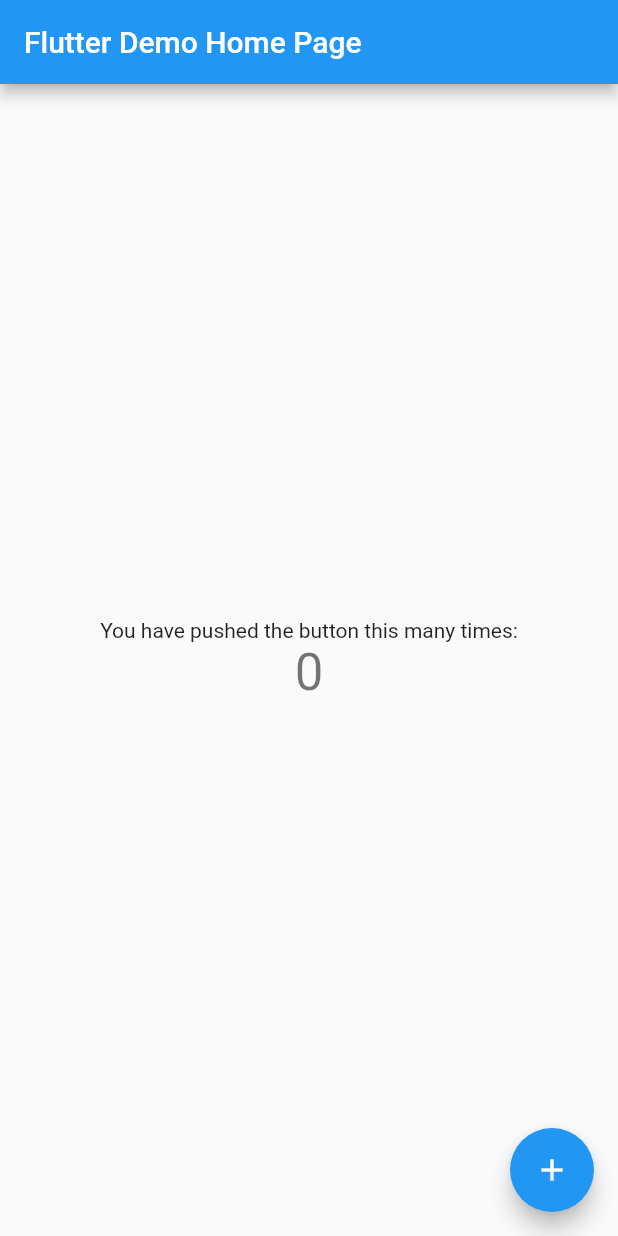
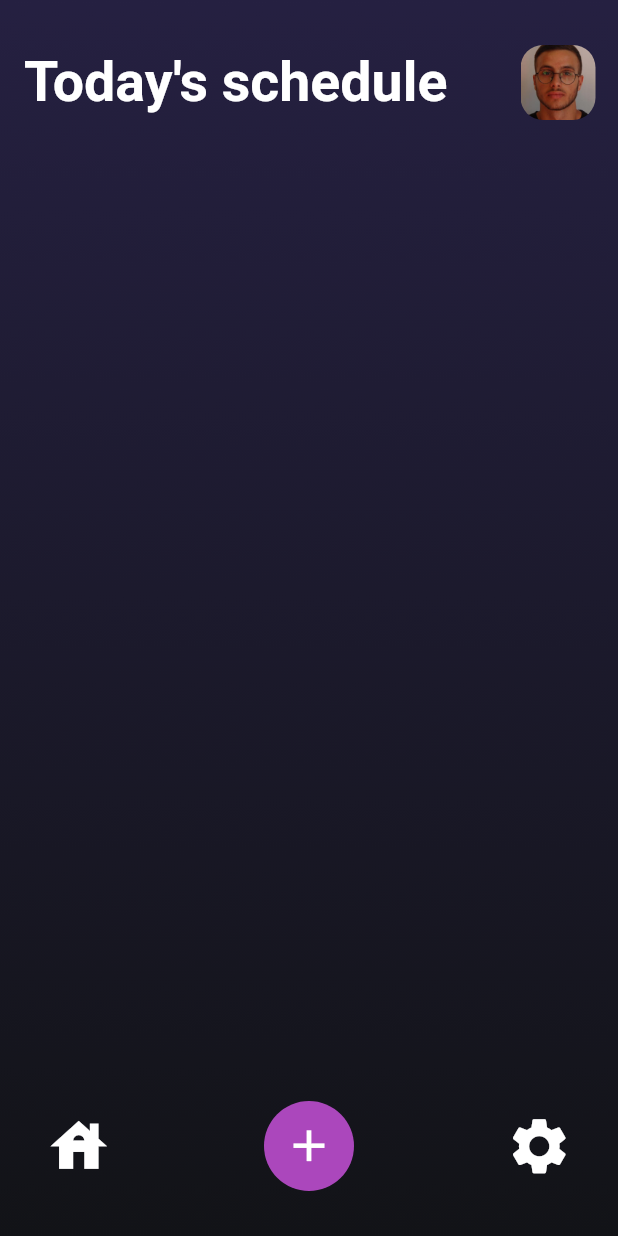
Before and after one commit to elios-cama/TodoListv2, a Flutter app: the screen it shows after launch, on a phone screen of 412 x 824 dp. Run offline on Flutter 3.47's test engine with Material 2 defaults, Android fonts, the phone set to English and light mode, and no system bars.

Commit message:
bottom and appbar

```diff
--- /dev/null
+++ b/lib/HomePage.dart
@@ -0,0 +1,69 @@
+import 'package:flutter/material.dart';
+
+class HomePage extends StatefulWidget {
+  HomePage({Key key}) : super(key: key);
+
+  @override
+  _HomePageState createState() => _HomePageState();
+}
+
+class _HomePageState extends State<HomePage> {
+  @override
+  Widget build(BuildContext context) {
+    return Container(
+      decoration: BoxDecoration(
+        image : DecorationImage(
+          image: AssetImage("lib/assets/gradient.png"),
+          fit: BoxFit.cover
+          )
+      ),
+      child: Scaffold(
+        backgroundColor: Colors.transparent,
+        appBar: AppBar(
+          actions: [
+            Padding(
+              padding: const EdgeInsets.only(top: 30, right: 15),
+              child: ClipRRect(
+
+                borderRadius: BorderRadius.circular(15.0),
+                child: Image.asset(
+                  'lib/assets/photomdb.jpg',
+                  height: 50,
+                  width: 50,
+                  fit: BoxFit.cover,
+                  ),
+
+              ),
+            )
+          ],
+          elevation: 0,
+          title: Padding(
+            padding: const EdgeInsets.only(top: 30),
+            child: Text("Today's schedule", style: TextStyle(fontSize: 37, fontWeight : FontWeight.bold, color : Colors.white)),
+          ),
+          backgroundColor: Colors.transparent,
+          toolbarHeight: 80,
+        ),
+        bottomNavigationBar: BottomAppBar(
+          elevation: 0,
+          color: Colors.transparent,
+          child: Padding(
+            padding: const EdgeInsets.all(30.0),
+            child: Row(
+              mainAxisAlignment: MainAxisAlignment.spaceBetween,
+              children : <Widget>[
+                Icon(Icons.house, color: Colors.white, size: 45,),
+                CircleAvatar(
+                  radius: 30,
+                  child: Icon(Icons.add, color: Colors.white,size: 35),
+                  backgroundColor: Colors.purple.shade400,
+                  ),
+                Icon(Icons.settings, color: Colors.white,size: 45)
+              ]
+            ),
+          )
+  ),
+      ),
+    );
+  }
+}
--- a/lib/main.dart
+++ b/lib/main.dart
@@ -1,117 +1,20 @@
 import 'package:flutter/material.dart';
+import 'HomePage.dart';
 
 void main() {
   runApp(MyApp());
 }
 
-class MyApp extends StatelessWidget {
-  // This widget is the root of your application.
+class MyApp extends StatefulWidget {
+
+  @override
+  _MyAppState createState() => _MyAppState();
+}
+
+class _MyAppState extends State<MyApp> {
   @override
   Widget build(BuildContext context) {
-    return MaterialApp(
-      title: 'Flutter Demo',
-      theme: ThemeData(
-        // This is the theme of your application.
-        //
-        // Try running your application with "flutter run". You'll see the
-        // application has a blue toolbar. Then, without quitting the app, try
-        // changing the primarySwatch below to Colors.green and then invoke
-        // "hot reload" (press "r" in the console where you ran "flutter run",
-        // or simply save your changes to "hot reload" in a Flutter IDE).
-        // Notice that the counter didn't reset back to zero; the application
-        // is not restarted.
-        primarySwatch: Colors.blue,
-        // This makes the visual density adapt to the platform that you run
-        // the app on. For desktop platforms, the controls will be smaller and
-        // closer together (more dense) than on mobile platforms.
-        visualDensity: VisualDensity.adaptivePlatformDensity,
-      ),
-      home: MyHomePage(title: 'Flutter Demo Home Page'),
-    );
+    return MaterialApp(home : HomePage(), debugShowCheckedModeBanner: false, );
+
   }
 }
-
-class MyHomePage extends StatefulWidget {
-  MyHomePage({Key key, this.title}) : super(key: key);
-
-  // This widget is the home page of your application. It is stateful, meaning
-  // that it has a State object (defined below) that contains fields that affect
-  // how it looks.
-
-  // This class is the configuration for the state. It holds the values (in this
-  // case the title) provided by the parent (in this case the App widget) and
-  // used by the build method of the State. Fields in a Widget subclass are
-  // always marked "final".
-
-  final String title;
-
-  @override
-  _MyHomePageState createState() => _MyHomePageState();
-}
-
-class _MyHomePageState extends State<MyHomePage> {
-  int _counter = 0;
-
-  void _incrementCounter() {
-    setState(() {
-      // This call to setState tells the Flutter framework that something has
-      // changed in this State, which causes it to rerun the build method below
-      // so that the display can reflect the updated values. If we changed
-      // _counter without calling setState(), then the build method would not be
-      // called again, and so nothing would appear to happen.
-      _counter++;
-    });
-  }
-
-  @override
-  Widget build(BuildContext context) {
-    // This method is rerun every time setState is called, for instance as done
-    // by the _incrementCounter method above.
-    //
-    // The Flutter framework has been optimized to make rerunning build methods
-    // fast, so that you can just rebuild anything that needs updating rather
-    // than having to individually change instances of widgets.
-    return Scaffold(
-      appBar: AppBar(
-        // Here we take the value from the MyHomePage object that was created by
-        // the App.build method, and use it to set our appbar title.
-        title: Text(widget.title),
-      ),
-      body: Center(
-        // Center is a layout widget. It takes a single child and positions it
-        // in the middle of the parent.
-        child: Column(
-          // Column is also a layout widget. It takes a list of children and
-          // arranges them vertically. By default, it sizes itself to fit its
-          // children horizontally, and tries to be as tall as its parent.
-          //
-          // Invoke "debug painting" (press "p" in the console, choose the
-          // "Toggle Debug Paint" action from the Flutter Inspector in Android
-          // Studio, or the "Toggle Debug Paint" command in Visual Studio Code)
-          // to see the wireframe for each widget.
-          //
-          // Column has various properties to control how it sizes itself and
-          // how it positions its children. Here we use mainAxisAlignment to
-          // center the children vertically; the main axis here is the vertical
-          // axis because Columns are vertical (the cross axis would be
-          // horizontal).
-          mainAxisAlignment: MainAxisAlignment.center,
-          children: <Widget>[
-            Text(
-              'You have pushed the button this many times:',
-            ),
-            Text(
-              '$_counter',
-              style: Theme.of(context).textTheme.headline4,
-            ),
-          ],
-        ),
-      ),
-      floatingActionButton: FloatingActionButton(
-        onPressed: _incrementCounter,
-        tooltip: 'Increment',
-        child: Icon(Icons.add),
-      ), // This trailing comma makes auto-formatting nicer for build methods.
-    );
-  }
-}
```
Also changed, not shown: pubspec.yaml (+3 -32 lines), lib/assets/gradient.png (added), lib/assets/photomdb.jpg (added).
